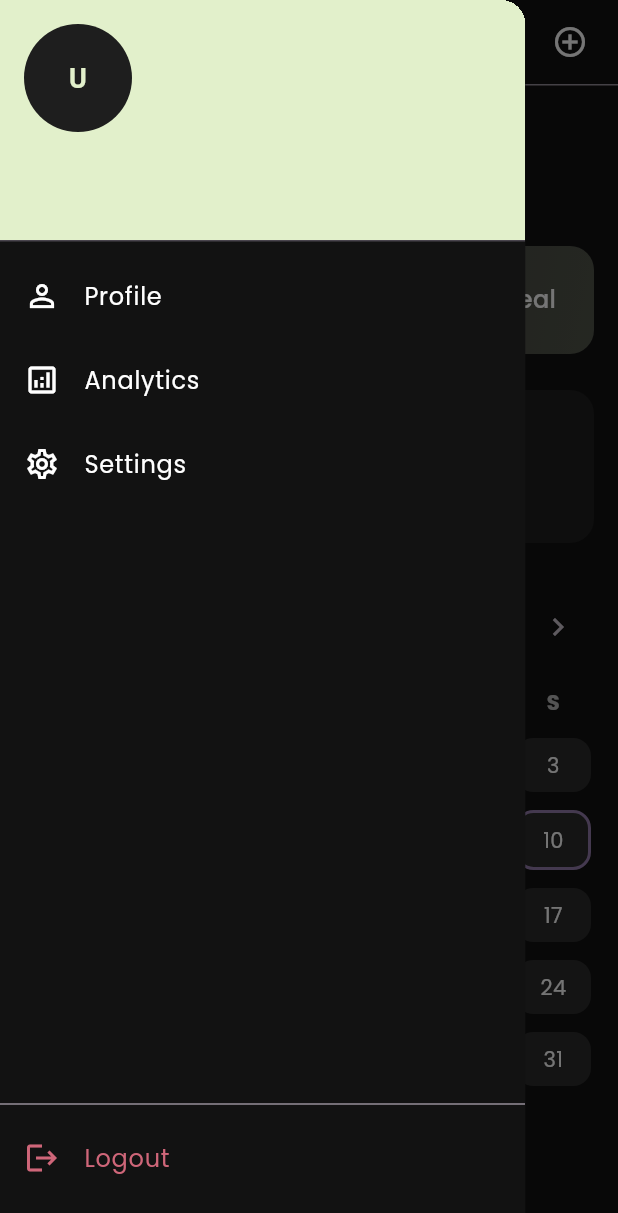
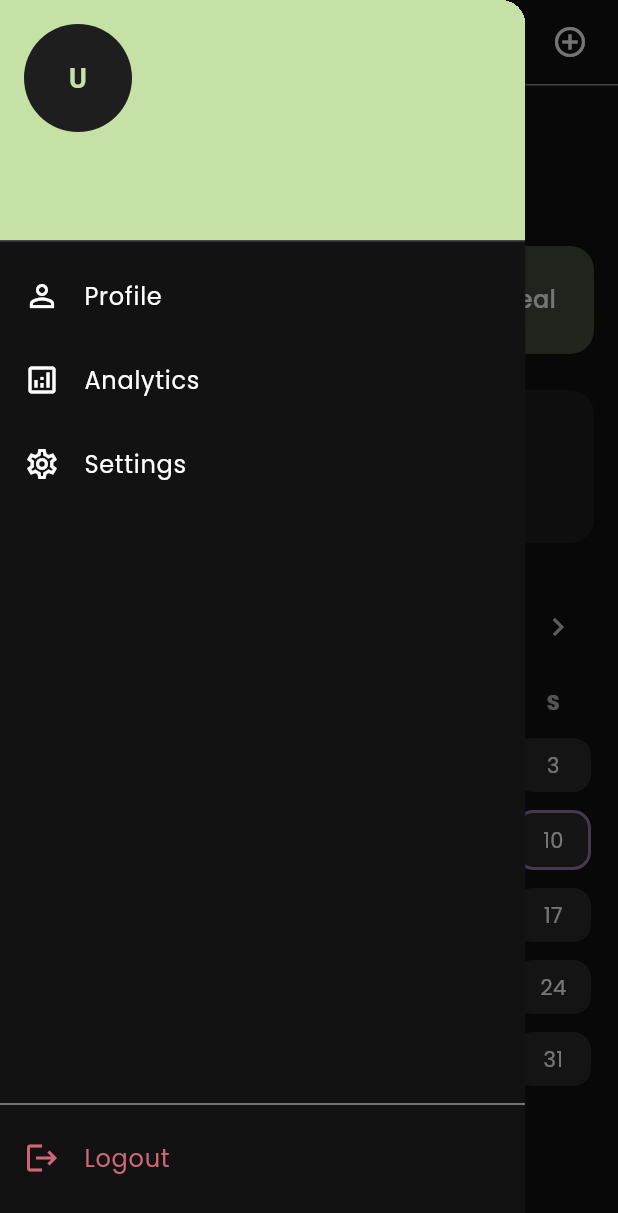
Before and after one commit to yvenyvi/mood-tracker, a Flutter app: the screen it shows once a user with an empty profile is signed in, with the side drawer open, on a phone screen of 412 x 824 dp. Shown: the top 1213 px of the screen. Run offline on Flutter 3.47's test engine with Material 3 defaults, Android fonts, the phone set to English and light mode, and no system bars; our stand-ins replace cloud_firestore, firebase_auth, firebase_core, google_fonts, lottie; accounts and stored records are empty.

Commit message:
fix/profile fixed profile theme

```diff
--- a/lib/theme/app_theme.dart
+++ b/lib/theme/app_theme.dart
@@ -16,9 +16,15 @@ class AppTheme {
   // Pastel Palette
   static const Color mintGreen = Color(0xFFB2F7EF);
   static const Color softPeach = Color(0xFFFFDAC1);
-  static const Color lavender = Color(
-    0xFFE2F0CB,
-  ); // Actually more of a light green/yellow mix in some palettes, let's go with a true lavender
+  static const Color softPeachDarker = Color(
+    0xFFFFCCB0,
+  ); // Slightly darker peach
+
+  static const Color lavender = Color(0xFFE2F0CB);
+  static const Color lavenderDarker = Color(
+    0xFFC5E1A5,
+  ); // Slightly darker green/lavender
+
   static const Color trueLavender = Color(0xFFE0BBE4);
   static const Color skyBlue = Color(0xFF957DAD); // A muted purple-blue
   static const Color lightSkyBlue = Color(0xFFC7CEEA);
@@ -36,7 +42,7 @@ class AppTheme {
       colorScheme: ColorScheme.fromSeed(
         seedColor: lightSkyBlue,
         primary: lightSkyBlue,
-        secondary: softPeach,
+        secondary: softPeachDarker,
         surface: surfaceWhite,
         error: Color(0xFFFFB7B2), // Pastel Red
         onPrimary: textDark,
@@ -110,7 +116,7 @@ class AppTheme {
         seedColor: skyBlue,
         brightness: Brightness.dark,
         primary: skyBlue,
-        secondary: lavender,
+        secondary: lavenderDarker,
         surface: const Color(0xFF1E1E1E),
         error: const Color(0xFFCF6679),
         onPrimary: Colors.white,
```
